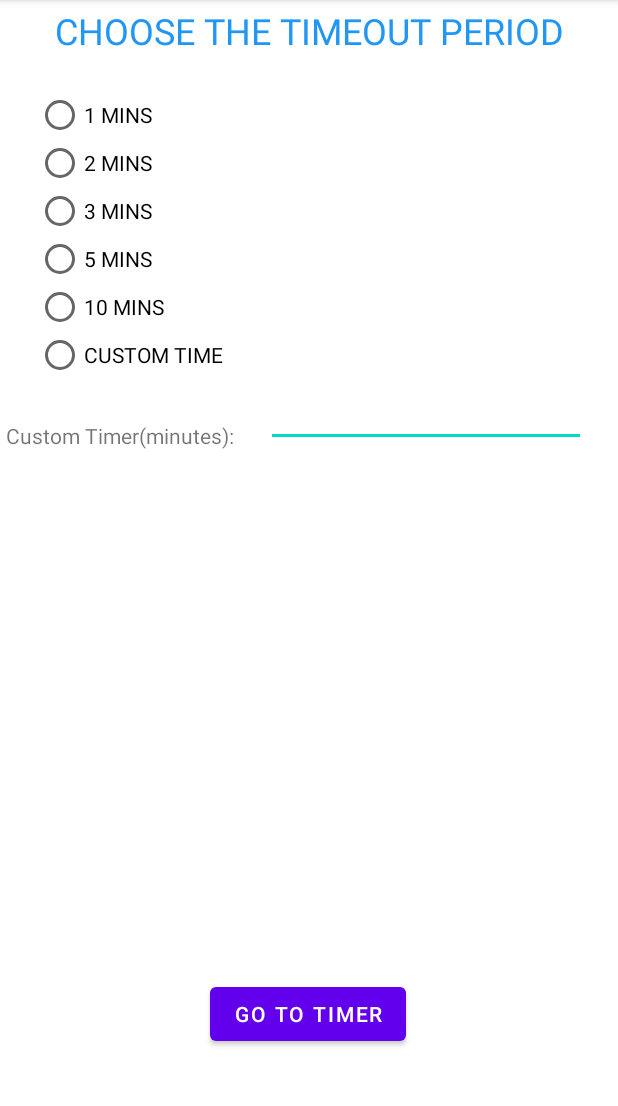
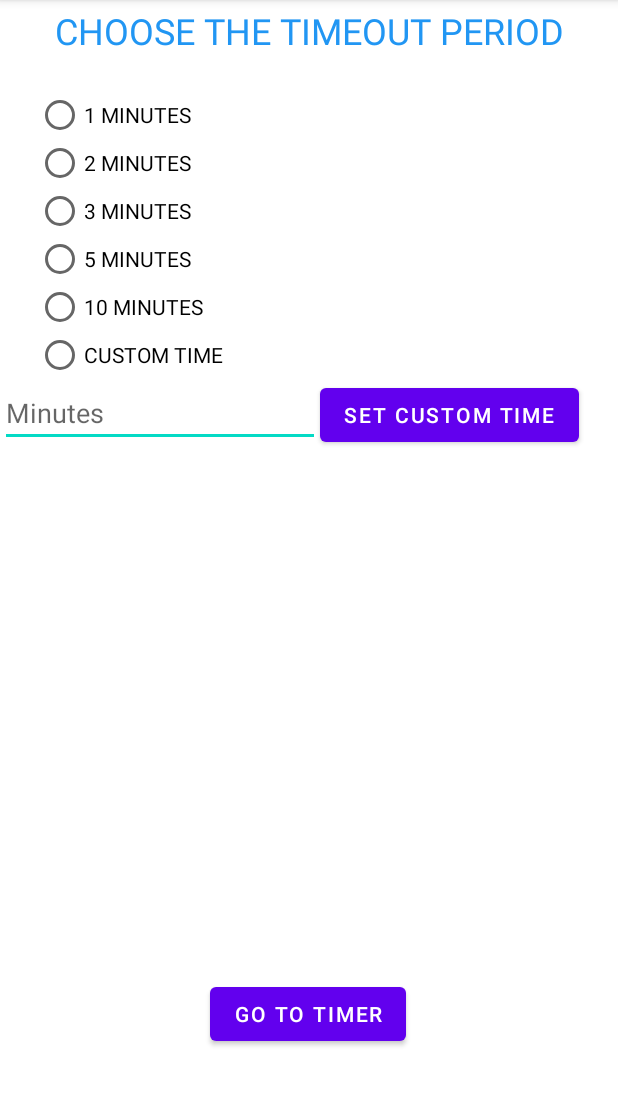
Before and after one commit to mikhael-oo/Parent-app, an Android app: the screen it shows after launch (preTimer), after a tap on "BUTTON", on a phone screen of 412 x 824 dp, the part 84-1190 px from its top. Run offline under Robolectric (Android 15) with nearby library versions, the phone set to English and light mode, and no system bars.

Commit message:
Apply a more user friendly view of the count down of the timer and also put in constraints guilding users to the appropriate use of the timer

```diff
--- a/app/src/main/java/com/example/parentapp/models/Timer.java
+++ b/app/src/main/java/com/example/parentapp/models/Timer.java
@@ -3,7 +3,7 @@ package com.example.parentapp.models;
 public class Timer {
     private static Timer instance;
 
-    private int minutes;
+    private int minutes = 1;
 
     private Timer() {}
 
--- a/app/src/main/java/com/example/parentapp/preTimer.java
+++ b/app/src/main/java/com/example/parentapp/preTimer.java
@@ -11,6 +11,7 @@ import android.widget.Button;
 import android.widget.EditText;
 import android.widget.RadioButton;
 import android.widget.RadioGroup;
+import android.widget.Toast;
 
 import com.example.parentapp.models.Timer;
 
@@ -37,6 +38,7 @@ public class preTimer extends AppCompatActivity {
 
     private void populateMinutesGroup() {
         RadioGroup group = findViewById(R.id.minutesGroup);
+        Button customButton = findViewById(R.id.customButton);
 
         int[] minutes = getResources().getIntArray(R.array.minutes);
 
@@ -45,21 +47,35 @@ public class preTimer extends AppCompatActivity {
             if (minute != 0) {
 
                 RadioButton button = new RadioButton(this);
-                button.setText(minute+ " MINS");
+                button.setText(minute+ " MINUTES");
 
                 group.addView(button);
-                button.setOnClickListener(view -> {
-                    timer.setMinutes(minute);
-                });
+                button.setOnClickListener(view -> timer.setMinutes(minute));
             } else {
-                RadioButton button = new RadioButton(this);
-                button.setText("CUSTOM TIME");
-                group.addView(button);
+                RadioButton radioButton = new RadioButton(this);
+                radioButton.setText(R.string.customTimeText);
+                group.addView(radioButton);
 
-                button.setOnClickListener(view -> {
-                    EditText number = findViewById(R.id.customNumber);
-                    int num = Integer.parseInt(number.getText().toString());
-                    timer.setMinutes(num);
+                customButton.setOnClickListener(view -> {
+                    if (radioButton.isChecked()) {
+                        EditText number = findViewById(R.id.customNumber);
+                        String input = number.getText().toString();
+
+                        if (input.length() == 0) {
+                            Toast.makeText(preTimer.this, "No Empty Field Input Allowed", Toast.LENGTH_SHORT).show();
+                        } else {
+                            int num = Integer.parseInt(input);
+
+                            if (num == 0) {
+                                Toast.makeText(preTimer.this, "Enter Positive number", Toast.LENGTH_SHORT).show();
+                            } else {
+                                timer.setMinutes(num);
+                            }
+                        }
+
+
+                    }
+
                 });
             }
         }
--- a/app/src/main/res/layout/activity_pre_timer.xml
+++ b/app/src/main/res/layout/activity_pre_timer.xml
@@ -38,23 +38,22 @@
         app:layout_constraintHorizontal_bias="0.498"
         app:layout_constraintStart_toStartOf="parent" />
 
-    <TextView
-        android:id="@+id/custom"
-        android:layout_width="wrap_content"
-        android:layout_height="wrap_content"
-        android:layout_marginStart="4dp"
-        android:layout_marginTop="28dp"
-        android:text="@string/custom"
-        app:layout_constraintStart_toStartOf="parent"
-        app:layout_constraintTop_toBottomOf="@+id/minutesGroup" />
-
     <EditText
         android:id="@+id/customNumber"
         android:layout_width="wrap_content"
         android:layout_height="wrap_content"
         android:ems="10"
+        android:hint="@string/hint"
+        android:autofillHints="5"
         android:inputType="number"
-        app:layout_constraintEnd_toEndOf="parent"
-        app:layout_constraintStart_toEndOf="@+id/custom"
+        app:layout_constraintStart_toStartOf="parent"
         app:layout_constraintTop_toBottomOf="@+id/minutesGroup" />
+
+    <Button
+        android:id="@+id/customButton"
+        android:layout_width="wrap_content"
+        android:layout_height="wrap_content"
+        android:text="@string/custom"
+        app:layout_constraintStart_toEndOf="@+id/customNumber"
+        app:layout_constraintTop_toTopOf="@+id/customNumber" />
 </androidx.constraintlayout.widget.ConstraintLayout>
--- a/app/src/main/res/values/strings.xml
+++ b/app/src/main/res/values/strings.xml
@@ -8,5 +8,7 @@
 
     <string name="choosingText">CHOOSE THE TIMEOUT PERIOD</string>
     <string name="toTimer">GO TO TIMER</string>
-    <string name="custom">Custom Timer(minutes):</string>
+    <string name="custom">Set Custom Time</string>
+    <string name="customTimeText">CUSTOM TIME</string>
+    <string name="hint">Minutes</string>
 </resources>
```
Also changed, not shown: app/src/main/java/com/example/parentapp/timoutTimer.java (+38 -14 lines).
